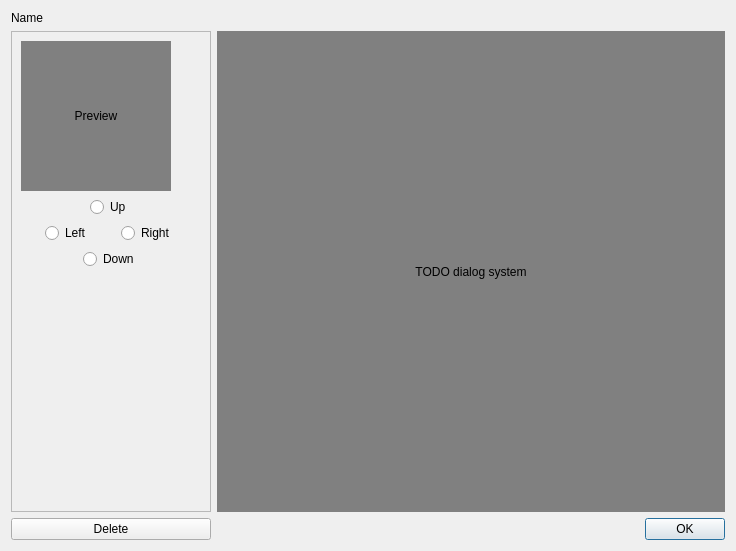
Above: forms/characterInstanceWidget.ui from PtiLuky/dummyeditor before the change. Below: the same form after it.
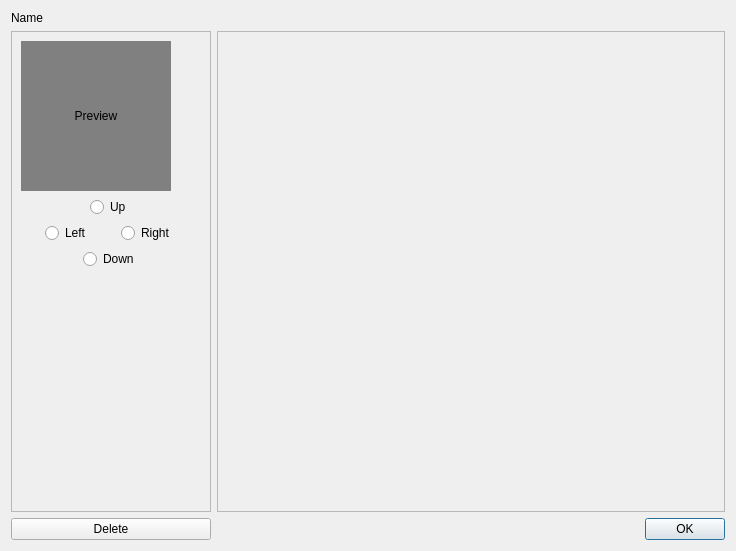
That is the form after the change. Custom widgets are drawn as their Qt base class.

Commit message: Write dialogs from Editor

```diff
--- a/forms/characterInstanceWidget.ui
+++ b/forms/characterInstanceWidget.ui
@@ -17,13 +17,6 @@
    <string>Character</string>
   </property>
   <layout class="QGridLayout" name="gridLayout_2">
-   <item row="2" column="0">
-    <widget class="QPushButton" name="btn_delete">
-     <property name="text">
-      <string>Delete</string>
-     </property>
-    </widget>
-   </item>
    <item row="2" column="2">
     <widget class="QDialogButtonBox" name="buttonBox">
      <property name="orientation">
@@ -34,6 +27,20 @@
      </property>
     </widget>
    </item>
+   <item row="0" column="0">
+    <widget class="QLabel" name="lbl_name">
+     <property name="text">
+      <string>Name</string>
+     </property>
+    </widget>
+   </item>
+   <item row="2" column="0">
+    <widget class="QPushButton" name="btn_delete">
+     <property name="text">
+      <string>Delete</string>
+     </property>
+    </widget>
+   </item>
    <item row="1" column="0">
     <widget class="QFrame" name="frame">
      <property name="minimumSize">
@@ -155,33 +162,65 @@
     </widget>
    </item>
    <item row="1" column="2">
-    <widget class="QWidget" name="widget" native="true">
-     <property name="styleSheet">
-      <string notr="true">background:grey</string>
+    <widget class="QScrollArea" name="scrollArea">
+     <property name="widgetResizable">
+      <bool>true</bool>
      </property>
-     <layout class="QHBoxLayout" name="horizontalLayout_2">
-      <item>
-       <widget class="QLabel" name="label">
-        <property name="text">
-         <string>TODO dialog system</string>
-        </property>
-        <property name="alignment">
-         <set>Qt::AlignCenter</set>
-        </property>
-       </widget>
-      </item>
-     </layout>
-    </widget>
-   </item>
-   <item row="0" column="0">
-    <widget class="QLabel" name="lbl_name">
-     <property name="text">
-      <string>Name</string>
-     </property>
+     <widget class="QWidget" name="scrollAreaWidgetContents">
+      <property name="geometry">
+       <rect>
+        <x>0</x>
+        <y>0</y>
+        <width>510</width>
+        <height>482</height>
+       </rect>
+      </property>
+      <layout class="QVBoxLayout" name="verticalLayout_4">
+       <property name="spacing">
+        <number>0</number>
+       </property>
+       <property name="leftMargin">
+        <number>0</number>
+       </property>
+       <property name="topMargin">
+        <number>0</number>
+       </property>
+       <property name="rightMargin">
+        <number>0</number>
+       </property>
+       <property name="bottomMargin">
+        <number>0</number>
+       </property>
+       <item>
+        <widget class="Editor::EditEventWidget" name="panel_events" native="true"/>
+       </item>
+       <item>
+        <spacer name="verticalSpacer_2">
+         <property name="orientation">
+          <enum>Qt::Vertical</enum>
+         </property>
+         <property name="sizeHint" stdset="0">
+          <size>
+           <width>20</width>
+           <height>40</height>
+          </size>
+         </property>
+        </spacer>
+       </item>
+      </layout>
+     </widget>
     </widget>
    </item>
   </layout>
  </widget>
+ <customwidgets>
+  <customwidget>
+   <class>Editor::EditEventWidget</class>
+   <extends>QWidget</extends>
+   <header>widgets/editEventWidget.hpp</header>
+   <container>1</container>
+  </customwidget>
+ </customwidgets>
  <resources/>
  <connections>
   <connection>
```
The commit also changes 8 other files.
